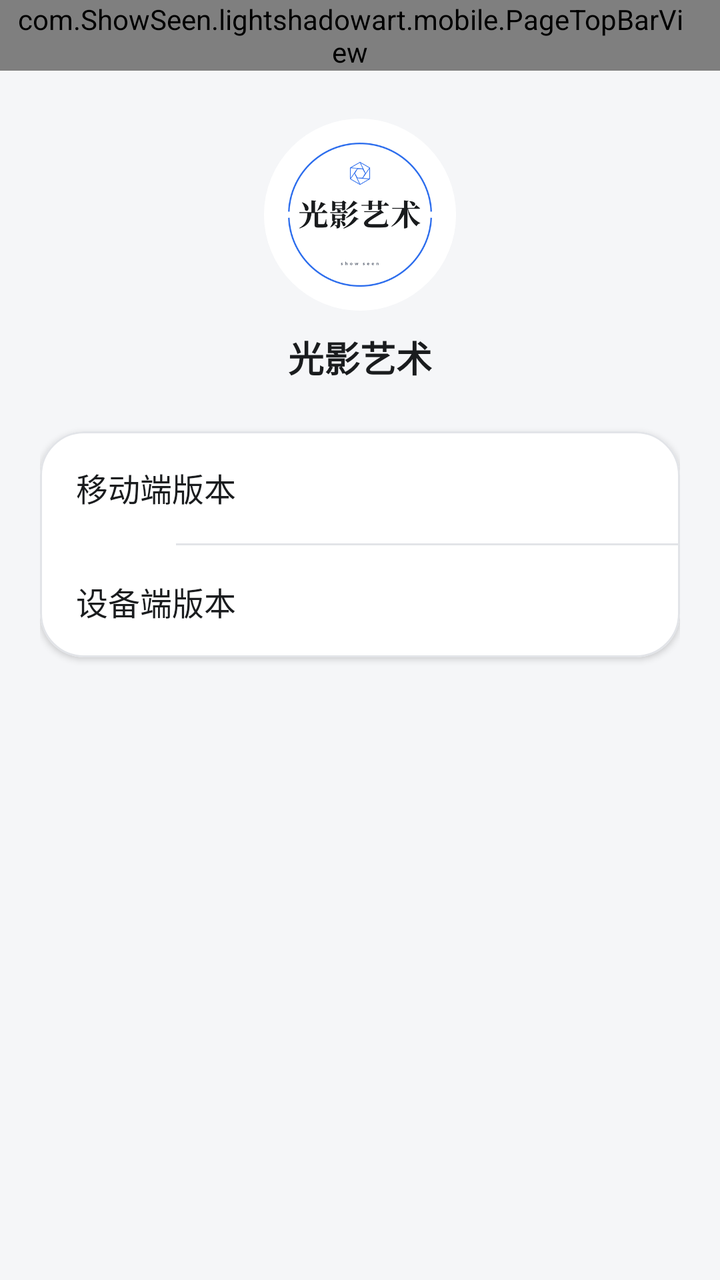
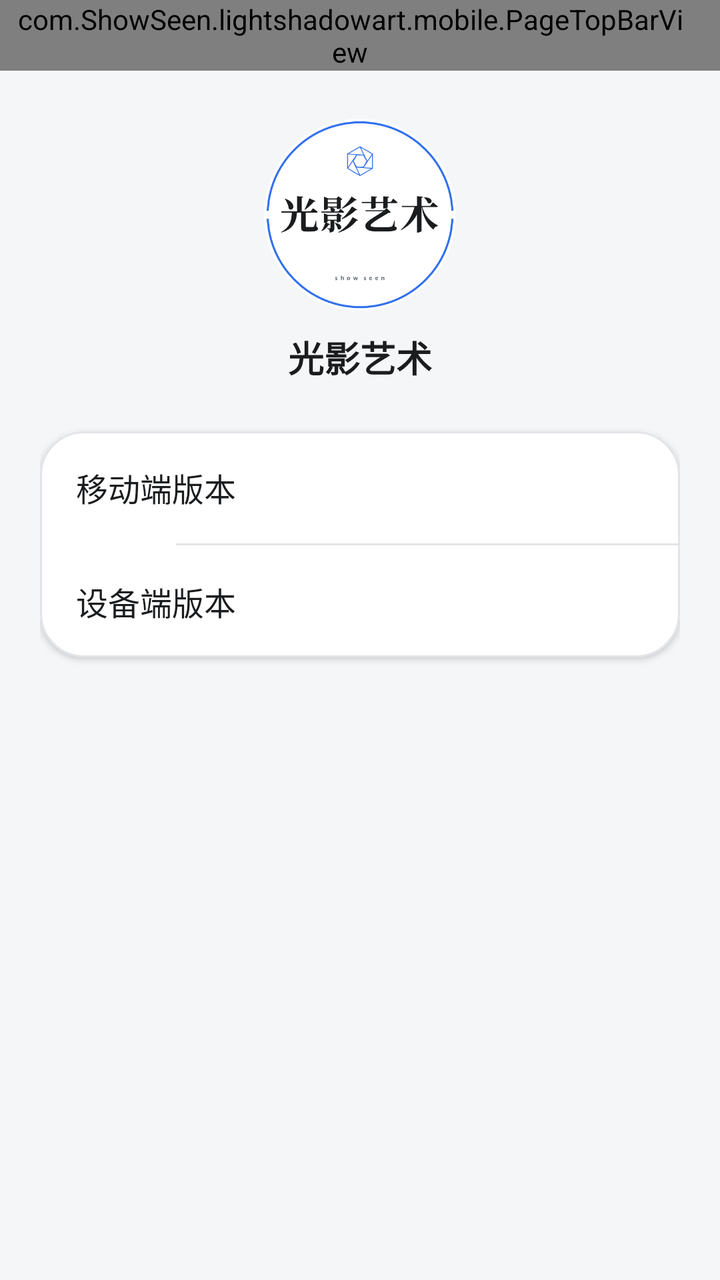

An Android layout rendered at two revisions. The XML below is the earlier revision; the diff shows what the commit changed to produce the second picture.
<!-- AndroidManifest.xml: application theme Theme.LightShadowArtPhone -->
<!-- res/layout/activity_about.xml -->
<?xml version="1.0" encoding="utf-8"?>
<LinearLayout xmlns:android="http://schemas.android.com/apk/res/android"
    xmlns:app="http://schemas.android.com/apk/res-auto"
    android:layout_width="match_parent"
    android:layout_height="match_parent"
    android:background="@color/app_bg"
    android:orientation="vertical">

    <com.ShowSeen.lightshadowart.mobile.PageTopBarView
        android:id="@+id/about_top_bar"
        android:layout_width="match_parent"
        android:layout_height="wrap_content"
        android:paddingStart="8dp"
        android:paddingEnd="@dimen/card_padding" />

    <ScrollView
        android:layout_width="match_parent"
        android:layout_height="0dp"
        android:layout_weight="1"
        android:clipToPadding="false"
        android:fillViewport="true">

        <LinearLayout
            android:layout_width="match_parent"
            android:layout_height="wrap_content"
            android:orientation="vertical"
            android:paddingStart="@dimen/page_horizontal_padding"
            android:paddingTop="@dimen/page_vertical_padding"
            android:paddingEnd="@dimen/page_horizontal_padding"
            android:paddingBottom="@dimen/page_vertical_padding">

            <ImageView
                android:layout_width="@dimen/about_logo_size"
                android:layout_height="@dimen/about_logo_size"
                android:layout_gravity="center_horizontal"
                android:background="@drawable/bg_brand_logo_circle"
                android:clipToOutline="true"
                android:contentDescription="@string/about_app_icon_desc"
                android:scaleType="fitCenter"
                android:src="@drawable/ic_brand_logo" />

            <TextView
                android:id="@+id/tv_about_app_name"
                style="@style/Text.TitleMedium"
                android:layout_width="match_parent"
                android:layout_height="wrap_content"
                android:layout_marginTop="@dimen/item_gap"
                android:gravity="center"
                android:text="@string/app_name" />

            <com.google.android.material.card.MaterialCardView
                style="@style/SurfaceCard"
                android:layout_width="match_parent"
                android:layout_height="wrap_content"
                android:layout_marginTop="@dimen/page_vertical_padding">

                <LinearLayout
                    android:layout_width="match_parent"
                    android:layout_height="wrap_content"
                    android:orientation="vertical">

                    <LinearLayout style="@style/Settings.Row">

                        <TextView
                            style="@style/Text.RowTitle"
                            android:layout_width="0dp"
                            android:layout_height="wrap_content"
                            android:layout_weight="1"
                            android:text="@string/about_label_mobile_version" />

                        <TextView
                            android:id="@+id/tv_about_mobile_version"
                            style="@style/Text.RowValue"
                            android:layout_width="wrap_content"
                            android:layout_height="wrap_content" />
                    </LinearLayout>

                    <View style="@style/Settings.Divider" />

                    <LinearLayout style="@style/Settings.Row">

                        <TextView
                            style="@style/Text.RowTitle"
                            android:layout_width="0dp"
                            android:layout_height="wrap_content"
                            android:layout_weight="1"
                            android:text="@string/about_label_device_version" />

                        <TextView
                            android:id="@+id/tv_about_device_version"
                            style="@style/Text.RowValue"
                            android:layout_width="wrap_content"
                            android:layout_height="wrap_content" />
                    </LinearLayout>
                </LinearLayout>
            </com.google.android.material.card.MaterialCardView>
        </LinearLayout>
    </ScrollView>

    
    <TextView
        android:id="@+id/tv_about_copyright"
        style="@style/Text.Hint"
        android:layout_width="match_parent"
        android:layout_height="wrap_content"
        android:gravity="center"
        android:paddingStart="@dimen/page_horizontal_padding"
        android:paddingTop="@dimen/item_gap"
        android:paddingEnd="@dimen/page_horizontal_padding"
        android:paddingBottom="@dimen/page_vertical_padding" />
</LinearLayout>
<!-- resources referenced by this layout -->
<resources>
  <color name="app_bg">#F5F6F8</color>
  <dimen name="about_logo_size">96dp</dimen>
  <dimen name="card_padding">18dp</dimen>
  <dimen name="item_gap">10dp</dimen>
  <dimen name="page_horizontal_padding">20dp</dimen>
  <dimen name="page_vertical_padding">24dp</dimen>
  <!-- drawable bg_brand_logo_circle (drawable) -->
  <?xml version="1.0" encoding="utf-8"?>
  <shape xmlns:android="http://schemas.android.com/apk/res/android"
      android:shape="oval">
      <solid android:color="@color/card_bg" />
  </shape>
  <!-- drawable ic_brand_logo: png bitmap (drawable-xxxhdpi, 32694 bytes) -->
  <string name="about_app_icon_desc">应用图标</string>
  <string name="about_label_device_version">设备端版本</string>
  <string name="about_label_mobile_version">移动端版本</string>
  <string name="app_name">光影艺术</string>
  <style name="Settings.Divider" parent="">
          <item name="android:layout_width">match_parent</item>
          <item name="android:layout_height">@dimen/divider_width</item>
          <item name="android:layout_marginStart">68dp</item>
          <item name="android:background">@color/divider_stroke</item>
      </style>
  <style name="Settings.Row" parent="">
          <item name="android:layout_width">match_parent</item>
          <item name="android:layout_height">wrap_content</item>
          <item name="android:minHeight">56dp</item>
          <item name="android:orientation">horizontal</item>
          <item name="android:gravity">center_vertical</item>
          <item name="android:paddingStart">@dimen/card_padding</item>
          <item name="android:paddingEnd">@dimen/card_padding</item>
      </style>
  <style name="SurfaceCard" parent="Widget.Material3.CardView.Elevated">
          <item name="cardBackgroundColor">@color/card_bg</item>
          <item name="cardCornerRadius">@dimen/corner_large</item>
          <item name="cardElevation">@dimen/card_elevation</item>
          <item name="strokeColor">@color/divider_stroke</item>
          <item name="strokeWidth">@dimen/divider_width</item>
      </style>
  <style name="Text.Hint" parent="">
          <item name="android:textColor">@color/text_secondary</item>
          <item name="android:textSize">@dimen/text_hint</item>
      </style>
  <style name="Text.RowTitle" parent="">
          <item name="android:textColor">@color/text_primary</item>
          <item name="android:textSize">@dimen/text_row_title</item>
      </style>
  <style name="Text.RowValue" parent="">
          <item name="android:textColor">@color/text_secondary</item>
          <item name="android:textSize">@dimen/text_body</item>
      </style>
  <style name="Text.TitleMedium" parent="">
          <item name="android:textColor">@color/text_primary</item>
          <item name="android:textSize">@dimen/text_title_medium</item>
          <item name="android:textStyle">bold</item>
      </style>
  <color name="card_bg">#FFFFFF</color>
  <dimen name="divider_width">1dp</dimen>
  <color name="divider_stroke">#E2E4E8</color>
  <dimen name="corner_large">22dp</dimen>
  <dimen name="card_elevation">2dp</dimen>
  <color name="text_secondary">#6B7280</color>
  <dimen name="text_hint">13sp</dimen>
  <color name="text_primary">#1A1C1E</color>
  <dimen name="text_row_title">16sp</dimen>
  <dimen name="text_body">15sp</dimen>
  <dimen name="text_title_medium">18sp</dimen>
  <color name="primary_blue">#2F6FED</color>
  <color name="on_primary">#FFFFFF</color>
  <color name="primary_soft">#E9EFFD</color>
  <color name="card_tint">#F5F6F8</color>
  <color name="status_destructive">#C0392B</color>
  <!-- unchanged entries left out for length: 1 -->
</resources>

<!-- the commit's change to res/layout/activity_about.xml (unified diff, before → after) -->
@@ -34,6 +34,7 @@
                 android:layout_height="@dimen/about_logo_size"
                 android:layout_gravity="center_horizontal"
                 android:background="@drawable/bg_brand_logo_circle"
+                android:padding="@dimen/brand_logo_inset"
                 android:clipToOutline="true"
                 android:contentDescription="@string/about_app_icon_desc"
                 android:scaleType="fitCenter"
<!-- resource entries referenced after the edit -->
@@ -2,6 +2,7 @@
 <resources>
   <color name="app_bg">#F5F6F8</color>
   <dimen name="about_logo_size">96dp</dimen>
+  <dimen name="brand_logo_inset">1dp</dimen>
   <dimen name="card_padding">18dp</dimen>
   <dimen name="item_gap">10dp</dimen>
   <dimen name="page_horizontal_padding">20dp</dimen>
@@ -12,7 +13,7 @@
       android:shape="oval">
       <solid android:color="@color/card_bg" />
   </shape>
-  <!-- drawable ic_brand_logo: png bitmap (drawable-xxxhdpi, 32694 bytes) -->
+  <!-- drawable ic_brand_logo: png bitmap (drawable-xxxhdpi, 19540 bytes) -->
   <string name="about_app_icon_desc">应用图标</string>
   <string name="about_label_device_version">设备端版本</string>
   <string name="about_label_mobile_version">移动端版本</string>
